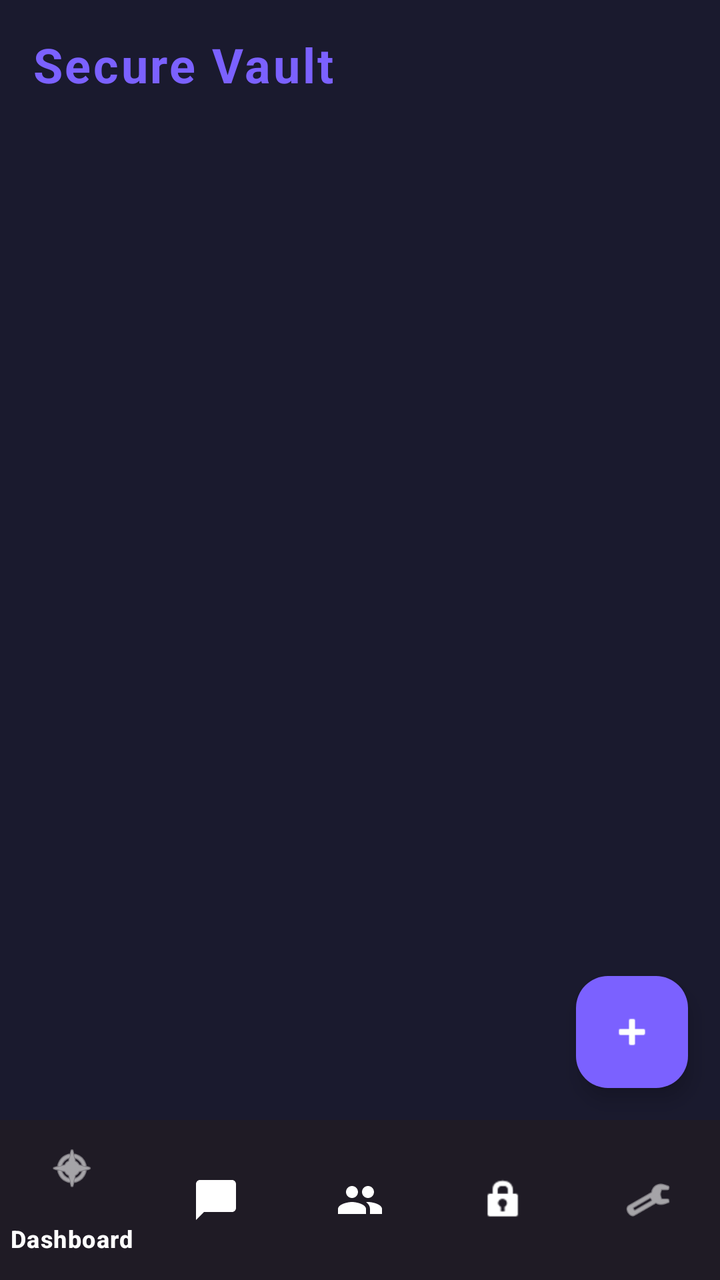
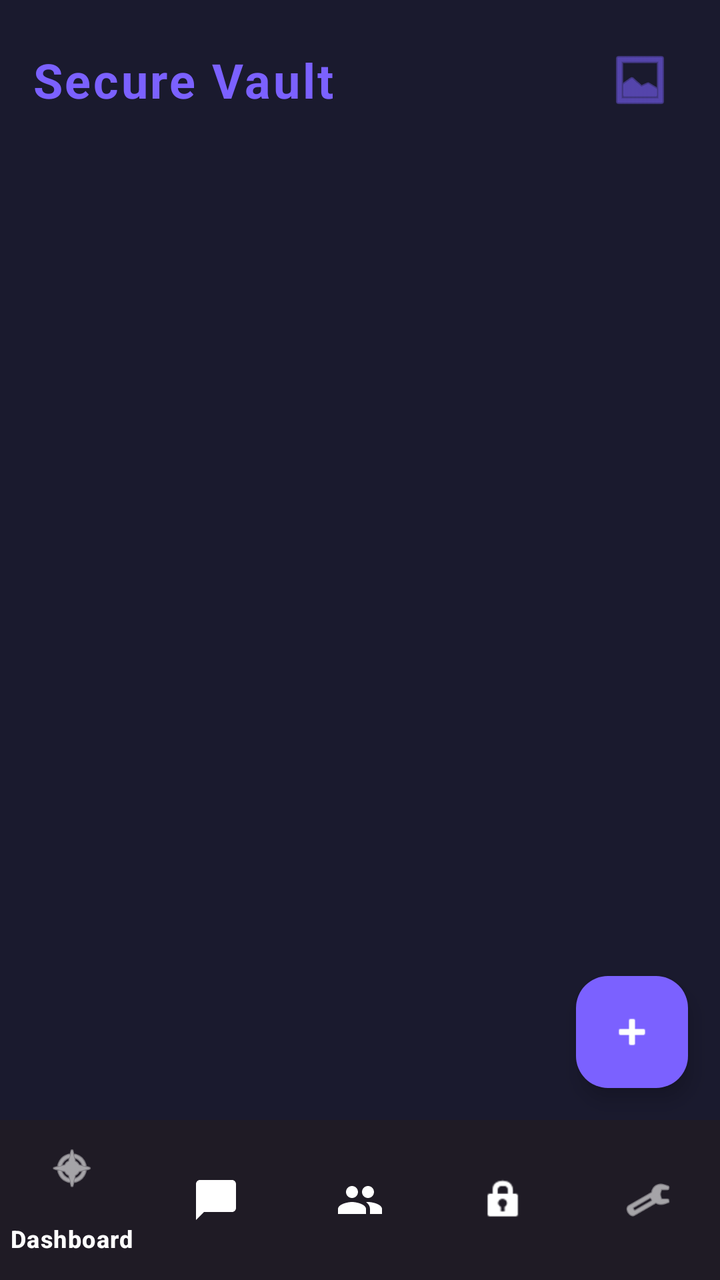

Screens rendered from an Android XML layout before and after an edit, with the pre-edit source and the edit as a unified diff.
<!-- AndroidManifest.xml: application theme Theme.PsiRa -->
<!-- res/layout/activity_vault.xml -->
<?xml version="1.0" encoding="utf-8"?>
<RelativeLayout xmlns:android="http://schemas.android.com/apk/res/android"
    xmlns:app="http://schemas.android.com/apk/res-auto"
    android:layout_width="match_parent"
    android:layout_height="match_parent"
    android:background="#1A1A2E">

    <TextView
        android:id="@+id/tvVaultHeader"
        android:layout_width="match_parent"
        android:layout_height="wrap_content"
        android:text="Secure Vault"
        android:textColor="#7B61FF"
        android:textSize="24sp"
        android:textStyle="bold"
        android:padding="16dp"
        android:letterSpacing="0.05"
        android:layout_alignParentTop="true"/>

    <androidx.recyclerview.widget.RecyclerView
        android:id="@+id/rvNotes"
        android:layout_width="match_parent"
        android:layout_height="match_parent"
        android:layout_below="@id/tvVaultHeader"
        android:layout_above="@id/bottomNavigationView"
        android:padding="8dp"
        android:clipToPadding="false"/>

    <com.google.android.material.floatingactionbutton.FloatingActionButton
        android:id="@+id/fabAddNote"
        android:layout_width="wrap_content"
        android:layout_height="wrap_content"
        android:layout_above="@id/bottomNavigationView"
        android:layout_alignParentEnd="true"
        android:layout_margin="16dp"
        app:srcCompat="@android:drawable/ic_input_add"
        android:backgroundTint="#7B61FF"
        app:tint="#FFFFFF" />

    <com.google.android.material.bottomnavigation.BottomNavigationView
        android:id="@+id/bottomNavigationView"
        android:layout_width="match_parent"
        android:layout_height="wrap_content"
        android:layout_alignParentBottom="true"
        android:background="#121212"
        app:itemIconTint="#FFFFFF"
        app:itemTextColor="#FFFFFF"
        app:menu="@menu/menu_bottom_nav" />
</RelativeLayout>
<!-- resources referenced by this layout -->
<resources>
  <style name="Theme.PsiRa" parent="Base.Theme.PsiRa" />
  <style name="Base.Theme.PsiRa" parent="Theme.Material3.DayNight.NoActionBar">
          <item name="colorPrimary">@color/colorPrimary</item>
          <item name="colorOnPrimary">@color/colorOnPrimary</item>
          <item name="android:colorBackground">@color/colorBackground</item>
          <item name="colorOnBackground">@color/colorOnBackground</item>
          <item name="colorSurface">@color/colorSurface</item>
          <item name="colorOnSurface">@color/colorOnSurface</item>
          <item name="colorAccent">@color/colorAccent</item>
          <item name="colorError">@color/colorError</item>
      </style>
  <color name="colorPrimary">@color/psira_accent</color>
  <color name="colorOnPrimary">#000000</color>
  <color name="colorBackground">#0A0A0A</color>
  <color name="colorOnBackground">#E0E0E0</color>
  <color name="colorSurface">#121212</color>
  <color name="colorOnSurface">#FFFFFF</color>
  <color name="colorAccent">#B388FF</color>
  <color name="colorError">#FF5252</color>
  <color name="psira_accent">#B388FF</color>
</resources>

<!-- the commit's change to res/layout/activity_vault.xml (unified diff, before → after) -->
@@ -5,23 +5,42 @@
     android:layout_height="match_parent"
     android:background="#1A1A2E">
 
-    <TextView
-        android:id="@+id/tvVaultHeader"
+    <RelativeLayout
+        android:id="@+id/layoutVaultHeader"
         android:layout_width="match_parent"
         android:layout_height="wrap_content"
-        android:text="Secure Vault"
-        android:textColor="#7B61FF"
-        android:textSize="24sp"
-        android:textStyle="bold"
-        android:padding="16dp"
-        android:letterSpacing="0.05"
-        android:layout_alignParentTop="true"/>
+        android:layout_alignParentTop="true"
+        android:padding="16dp">
+
+        <TextView
+            android:id="@+id/tvVaultHeader"
+            android:layout_width="wrap_content"
+            android:layout_height="wrap_content"
+            android:text="Secure Vault"
+            android:textColor="#7B61FF"
+            android:textSize="24sp"
+            android:textStyle="bold"
+            android:letterSpacing="0.05"
+            android:layout_alignParentStart="true"
+            android:layout_centerVertical="true"/>
+
+        <ImageButton
+            android:id="@+id/btnOpenSteg"
+            android:layout_width="48dp"
+            android:layout_height="48dp"
+            android:layout_alignParentEnd="true"
+            android:layout_centerVertical="true"
+            android:background="?attr/selectableItemBackgroundBorderless"
+            android:src="@android:drawable/ic_menu_gallery"
+            app:tint="#7B61FF"
+            android:contentDescription="Image Steganography" />
+    </RelativeLayout>
 
     <androidx.recyclerview.widget.RecyclerView
         android:id="@+id/rvNotes"
         android:layout_width="match_parent"
         android:layout_height="match_parent"
-        android:layout_below="@id/tvVaultHeader"
+        android:layout_below="@id/layoutVaultHeader"
         android:layout_above="@id/bottomNavigationView"
         android:padding="8dp"
         android:clipToPadding="false"/>
